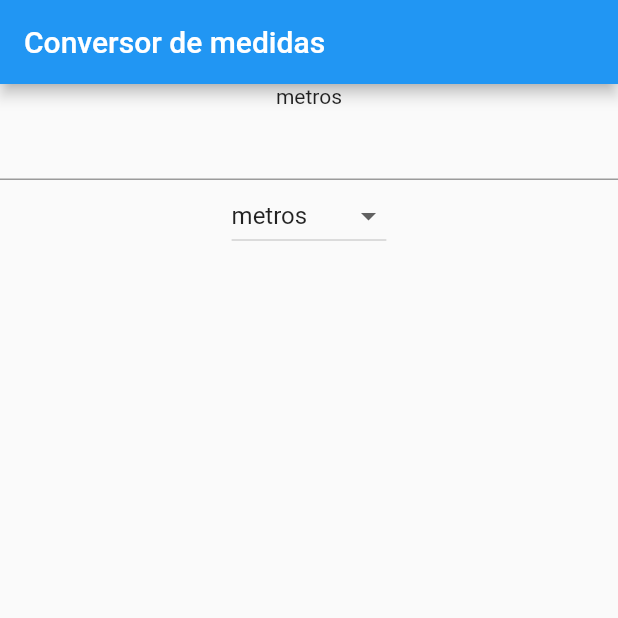
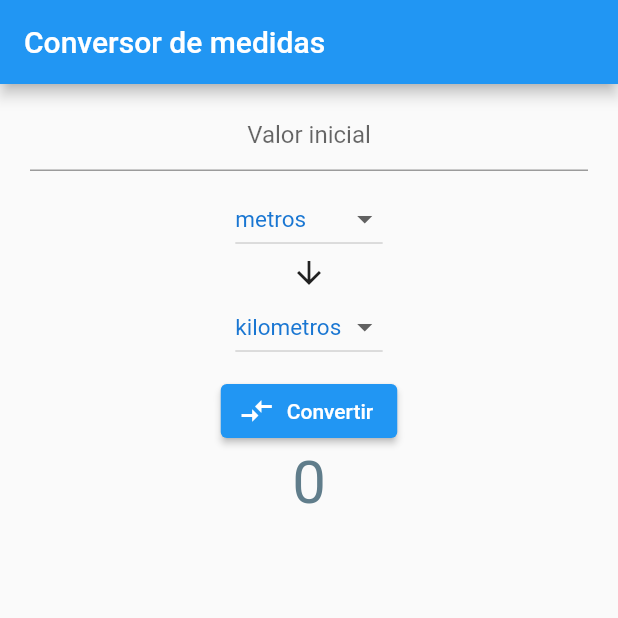
Before and after one commit to danoco78/conversorMedidas, a Flutter app: the screen it shows after launch, on a phone screen of 412 x 824 dp, the top half of it. Run offline on Flutter 3.47's test engine with Material 2 defaults, Android fonts, the phone set to English and light mode, and no system bars.

Commit message:
app finalizada

```diff
--- a/lib/main.dart
+++ b/lib/main.dart
@@ -4,9 +4,12 @@ void main() {
   runApp(MyApp());
 }
 
-class MyApp extends StatelessWidget {
-  // This widget is the root of your application.
+class MyApp extends StatefulWidget {
+  @override
+  _MyAppState createState() => _MyAppState();
+}
 
+class _MyAppState extends State<MyApp> {
   final List<String> _medidas = [
     'metros',
     'kilometros',
@@ -18,36 +21,145 @@ class MyApp extends StatelessWidget {
     'onzas',
   ];
 
+  String _medidaInicial;
+  String _medidaFinal;
+  String resultado = "0";
+
+  int _indexMedInicial;
+  int _indexMedFinal;
+
+  final _formulas = [
+    [1, 0.001, 0, 0, 3.28084, 0.000621371, 0, 0],
+    [1000, 1, 0, 0, 3280.84, 0.621371, 0, 0],
+    [0, 0, 1, 0.0001, 0, 0, 0, 0022, 0.035274],
+    [0, 0, 1000, 1, 0, 0, 2.20462, 35.274],
+    [0.3048, 0.0003048, 0, 0, 1, 0.000189394, 0, 0],
+    [1609.34, 1.60934, 0, 0, 5280, 1, 0, 0],
+    [0, 0, 453.592, 0.453592, 0, 0, 1, 16],
+    [0, 0, 28.3495, 0, 02835, 3.28084, 0, 0.0625, 1],
+  ];
+
+  final valueTextFieldController = TextEditingController();
+
+  @override
+  void initState() {
+    this._indexMedInicial = 0;
+    this._indexMedFinal = 1;
+
+    this._medidaInicial = this._medidas[this._indexMedInicial];
+    this._medidaFinal = this._medidas[this._indexMedFinal];
+
+    super.initState();
+  }
+
   @override
   Widget build(BuildContext context) {
-    var _medidaInicial = _medidas[0];
+    final labelStyle = TextStyle(color: Colors.blueGrey, fontSize: 40);
+    final ddbStyle = TextStyle(color: Colors.blue[700], fontSize: 15);
 
     return MaterialApp(
       home: Scaffold(
         appBar: AppBar(
           title: Text("Conversor de medidas"),
         ),
-        body: Container(
+        body: SingleChildScrollView(
+          child: Container(
+            padding: EdgeInsets.symmetric(vertical: 10.0, horizontal: 20.0),
             child: Column(children: [
-            Text(_medidaInicial),
+              //Text(_medidaInicial),
               TextField(
-              onChanged: (value) {
-                print(value);
-              },
+                controller: valueTextFieldController,
+                decoration: InputDecoration(
+                    hintText: "Valor inicial",
+                    contentPadding: EdgeInsets.all(10.0)),
+                textAlign: TextAlign.center,
               ),
+              SizedBox(
+                height: 8,
+              ), // SizedBox permite crear espacios en blanco entre elementos
               DropdownButton(
+                  isExpanded: false,
                   value: _medidaInicial,
                   items: _medidas.map((m) {
                     return DropdownMenuItem(
                       value: m,
-                    child: Text(m),
+                      child: Text(m, style: ddbStyle),
                     );
                   }).toList(),
                   onChanged: (value) {
-                  print(value);
+                    setState(() {
                       _medidaInicial = value;
-                })
+                      print(_medidaInicial);
+                      print(_medidas.indexOf(_medidaInicial));
+                      _indexMedInicial = _medidas.indexOf(_medidaInicial);
+                    });
+                  }),
+              Icon(Icons.arrow_downward),
+              DropdownButton(
+                  value: _medidaFinal,
+                  items: _medidas.map((m) {
+                    return DropdownMenuItem(
+                      value: m,
+                      child: Text(m, style: ddbStyle),
+                    );
+                  }).toList(),
+                  onChanged: (value) {
+                    setState(() {
+                      _medidaFinal = value;
+                      print(_medidaFinal);
+                      _indexMedFinal = _medidas.indexOf(_medidaFinal);
+                    });
+                  }),
+              SizedBox(
+                height: 8,
+              ),
+              // IconButton(
+              //     icon: const Icon(Icons.compare_arrows_sharp), onPressed: null),
+              // ElevatedButton(
+              //     onPressed: null,
+              //     child: Text(
+              //       "Convertir",
+              //       style: buttonTextStyle,
+              //     )),
+              ElevatedButton.icon(
+                  onPressed: () {
+                    try {
+                      setState(() {
+                        // Obtengo el valor digitador por el usuario
+                        final valor =
+                            double.parse(valueTextFieldController.text.trim());
+
+                        // Calculo el resultado final.
+                        this.resultado = (valor *
+                                _formulas[_indexMedInicial][_indexMedFinal])
+                            .toString();
+                      });
+
+                      // Ocultar teclado
+                      FocusScope.of(context).requestFocus(FocusNode());
+
+                      print(
+                          "$_indexMedInicial, $_indexMedFinal => ${_formulas[_indexMedInicial][_indexMedFinal]}");
+
+                      // Forma corta de asignar el valor a la variable, ojo resultado es numerico y variabe string
+                      // this.resultadoFinal = "${_formulas[_indiceMedidaInicial][_indiceMedidaFinal]}"
+
+                    } catch (e) {
+                      print("el dato no es numerico");
+                      setState(() {
+                        valueTextFieldController.text = "";
+                      });
+                    }
+                  },
+                  icon: const Icon(Icons.compare_arrows_sharp),
+                  label: Text("Convertir")),
+              //Spacer(), // permite enviar los elelentos debajo de el al final de la pantalla.
+              Text(
+                resultado,
+                style: labelStyle,
+              )
             ]),
+          ),
         ),
       ),
     );
```
Lines whose indentation alone changed are shown as unchanged.
